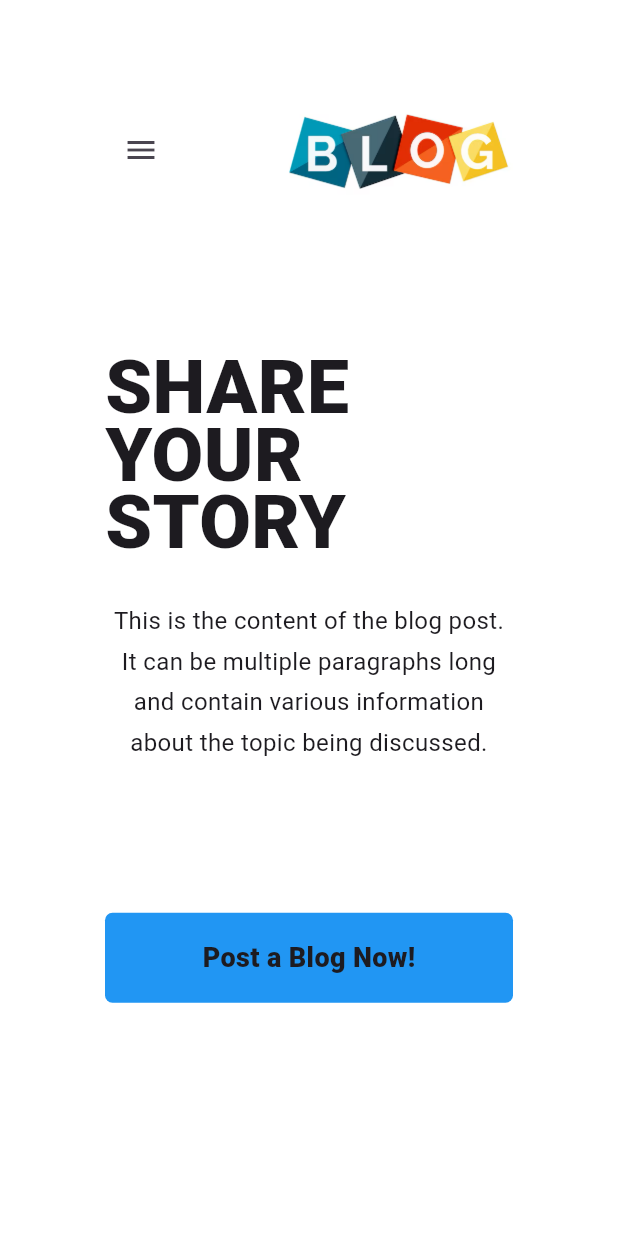
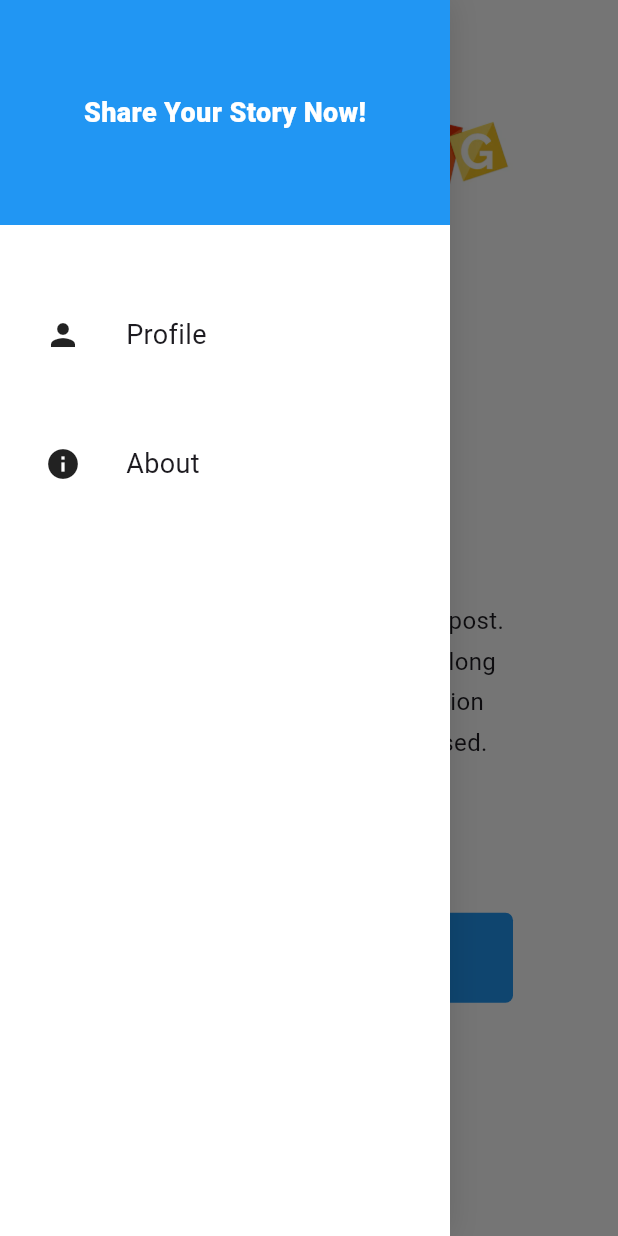
Before and after one commit to joshuasalcedo899-cmyk/blog, a Flutter app: the screen it shows after launch, after a tap on the "menu" icon, on a phone screen of 412 x 824 dp. Run offline on Flutter 3.47's test engine with Material 3 defaults, Android fonts, the phone set to English and light mode, and no system bars; our stand-ins replace responsive_builder.

Commit message:
navigation drawer

```diff
--- /dev/null
+++ b/lib/constants/app_color.dart
@@ -0,0 +1,3 @@
+import 'package:flutter/material.dart';
+
+const Color primaryColor = Colors.blue;
--- a/lib/views/home/home_view.dart
+++ b/lib/views/home/home_view.dart
@@ -4,13 +4,18 @@
 import 'package:blog_site/widgets/centered_view/centered_view.dart';
 import 'package:blog_site/views/home/home_content_mobile.dart';
 import 'package:blog_site/views/home/home_content_desktop.dart';
+import 'package:blog_site/widgets/navigation_drawer/navigation_drawer.dart';
 
 class HomeView extends StatelessWidget {
   const HomeView({super.key});
 
   @override
   Widget build(BuildContext context) {
-    return Scaffold(
+    return ResponsiveBuilder(
+          builder: (context, sizingInformation) => Scaffold(
+            drawer: sizingInformation.deviceScreenType == DeviceScreenType.mobile
+                ? NavDrawer()
+                : null,
         backgroundColor: Colors.white,
         body: CenteredView(
           child: Column(
@@ -23,6 +28,7 @@
             ],
           ),
         ),
+      ),
     );
   }
 }
--- a/lib/widgets/navigation_bar/navbar_mobile.dart
+++ b/lib/widgets/navigation_bar/navbar_mobile.dart
@@ -15,7 +15,7 @@
           IconButton(
             icon: const Icon(Icons.menu),
             onPressed: () {
-              // Handle menu button press
+              Scaffold.of(context).openDrawer();
             },
           ),
           NavBarLogo(),
--- /dev/null
+++ b/lib/widgets/navigation_drawer/drawer_item.dart
@@ -0,0 +1,22 @@
+import 'package:flutter/material.dart';
+import 'package:blog_site/widgets/navigation_bar/navbar_item.dart';
+
+class DrawerItem extends StatelessWidget {
+  final String title;
+  final IconData icon;
+  const DrawerItem({super.key, required this.title, required this.icon});
+
+  @override
+  Widget build(BuildContext context) {
+    return Padding(
+      padding: const EdgeInsets.only(left: 30, top: 60),
+      child: Row(
+        children: <Widget>[
+          Icon(icon),
+          const SizedBox(width: 30),
+          NavBarItem(title),
+        ],
+      ),
+    );
+  }
+}
--- /dev/null
+++ b/lib/widgets/navigation_drawer/navigation_drawer.dart
@@ -0,0 +1,30 @@
+import 'package:flutter/material.dart';
+import 'package:blog_site/widgets/navigation_drawer/drawer_item.dart';
+import 'package:blog_site/widgets/navigation_drawer/navigation_drawer_header.dart';
+
+
+class NavDrawer extends StatelessWidget {
+  const NavDrawer({super.key});
+
+  @override
+  Widget build(BuildContext context) {
+    return Container(
+      width: 300,
+      decoration: BoxDecoration(
+        color: Colors.white,
+        boxShadow: [
+          BoxShadow(
+            color: Colors.black12,
+            blurRadius: 16,)
+          ],
+          ),
+          child: Column(
+            children: <Widget>[
+              NavigationDrawerHeader(),
+              DrawerItem(title: 'Profile', icon: Icons.person),
+              DrawerItem(title: 'About', icon: Icons.info),
+            ]
+          ),
+      );
+  }
+}
--- /dev/null
+++ b/lib/widgets/navigation_drawer/navigation_drawer_header.dart
@@ -0,0 +1,27 @@
+import 'package:flutter/material.dart';
+import 'package:blog_site/constants/app_color.dart';
+
+class NavigationDrawerHeader extends StatelessWidget {
+  const NavigationDrawerHeader({super.key});
+
+  @override
+  Widget build(BuildContext context) {
+    return Container(
+      height: 150,
+      color: primaryColor,
+      alignment: Alignment.center,
+      child: Column(
+        mainAxisSize: MainAxisSize.min,
+        children: <Widget>[
+          Text(
+            'Share Your Story Now!',
+            style: TextStyle(
+              color: Colors.white,
+              fontSize: 18,
+              fontWeight: FontWeight.w800,
+            ),
+          )
+        ],)
+      );
+  }
+}
--- a/lib/widgets/post_blog/post_blog_mobile.dart
+++ b/lib/widgets/post_blog/post_blog_mobile.dart
@@ -1,4 +1,5 @@
 import 'package:flutter/material.dart';
+import 'package:blog_site/constants/app_color.dart';
 
 class PostBlogMobile extends StatelessWidget {
   final String title;
@@ -10,7 +11,7 @@
       height: 60,
       alignment: Alignment.center,
       decoration: BoxDecoration(
-        color: Colors.blue,
+        color: primaryColor,
         borderRadius: BorderRadius.circular(5),
       ),
       child: Text(title,
--- a/lib/widgets/post_blog/post_blog_tablet_desktop.dart
+++ b/lib/widgets/post_blog/post_blog_tablet_desktop.dart
@@ -1,4 +1,5 @@
 import 'package:flutter/material.dart';
+import 'package:blog_site/constants/app_color.dart';
 
 class PostBlogTabletDesktop extends StatelessWidget {
   final String title;
@@ -9,7 +10,7 @@
     return Container(
       padding: const EdgeInsets.symmetric(horizontal: 60, vertical: 15),
       decoration: BoxDecoration(
-        color: Colors.blue,
+        color: primaryColor,
         borderRadius: BorderRadius.circular(5),
       ),
       child: Text(
```
Also changed, not shown: lib/views/profile/profile_view.dart (added). Lines whose indentation alone changed are shown as unchanged.
